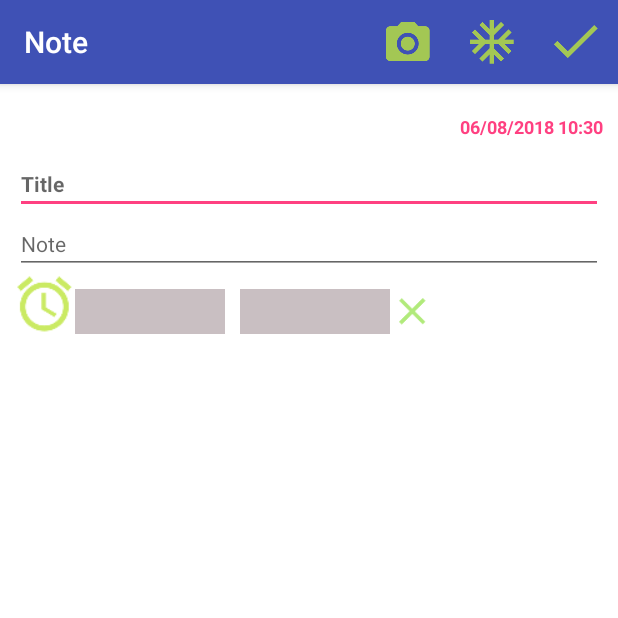
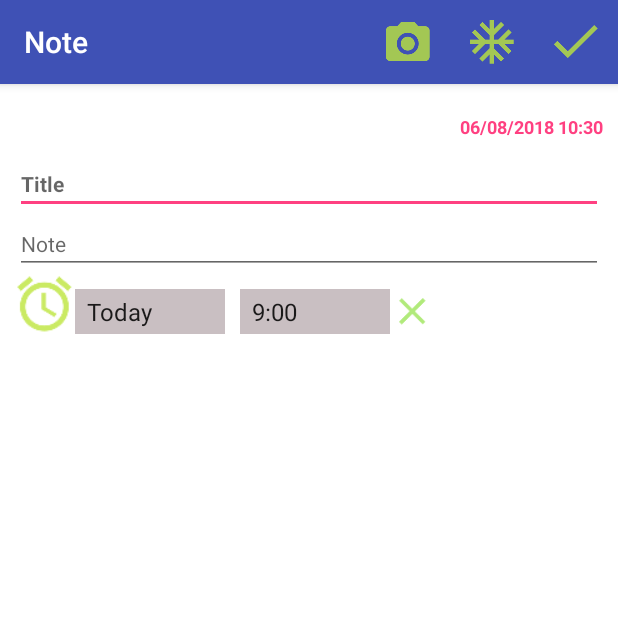
Before and after one commit to Meteoric-Cat/Assignment, an Android app: the CreatingActivity screen opened directly, with no data from a screen before it, after a tap on "Alarm", on a phone screen of 412 x 824 dp, the top half of it. Run offline under Robolectric (Android 15) with nearby library versions, the light colour scheme and no system bars.

Commit message:
Commit on Other2: Adding time system

```diff
--- a/app/src/main/java/com/meteor/assignment/activity/CreatingActivity.java
+++ b/app/src/main/java/com/meteor/assignment/activity/CreatingActivity.java
@@ -1,6 +1,9 @@
 package com.meteor.assignment.activity;
 
 import android.app.Activity;
+import android.app.DatePickerDialog;
+import android.app.TimePickerDialog;
+import android.content.DialogInterface;
 import android.content.Intent;
 import android.database.Cursor;
 import android.graphics.Bitmap;
@@ -18,10 +21,13 @@ import android.view.Menu;
 import android.view.MenuInflater;
 import android.view.MenuItem;
 import android.view.View;
+import android.widget.AdapterView;
+import android.widget.ArrayAdapter;
 import android.widget.EditText;
 import android.widget.ImageView;
 import android.widget.Spinner;
 import android.widget.TextView;
+import android.widget.TimePicker;
 import android.widget.Toast;
 
 import com.meteor.assignment.configuration.ActivityConfiguration;
@@ -64,44 +70,81 @@ public class CreatingActivity extends AppCompatActivity implements CameraOptionD
 
     protected CameraOptionDialog cameraOptionDialog;
     protected BackgroundColorDialog backgroundColorDialog;
+    protected DatePickerDialog datePickerDialog;
+    protected TimePicker timePicker;
+    protected TimePickerDialog timePickerDialog;
 
     protected Note note;
     protected int noteID;
-    protected boolean childCheck=false;
+    //protected boolean childCheck=false;                                                           //use instead of instanceof function
 
     @Override
     protected void onCreate(Bundle savedInstanceState) {
         super.onCreate(savedInstanceState);
 
-        if (!childCheck) {
+        if (!(this instanceof EditingActivity)) {                                                   //or getClass to check
             setContentView(R.layout.activity_creating);
         } else {
             setContentView(R.layout.activity_editing);
         }
 
-        Log.d("PARENT:","START");
+        Log.d("PARENT:", "START");
         initUIViews();
         initUIListeners();
         initLogicComponents();
     }
 
     protected void initUIViews() {
-        Log.d("PARENT:","GO HERE");
+        Log.d("PARENT:", "GO HERE");
         etTitle = findViewById(R.id.et_title);
         etContent = findViewById(R.id.et_content);
         tvTime = findViewById(R.id.tv_time);
         tvAlarm = findViewById(R.id.tv_alarm);
         ivImage = findViewById(R.id.iv_photo);
 
-        spDMYPicker = findViewById(R.id.sp_dmyPicker);
-        spHMPicker = findViewById(R.id.sp_hmPicker);
-        ivSetterClose = findViewById(R.id.iv_setterClose);
+        initAlarmGroup();
 
         cameraOptionDialog = new CameraOptionDialog();
         backgroundColorDialog = new BackgroundColorDialog();
+        datePickerDialog = new DatePickerDialog(this);
+
+        timePicker=new TimePicker(this);
+        timePicker.setIs24HourView(true);
+        timePickerDialog = new TimePickerDialog(this, null, 0, 0, true);
+        timePickerDialog.setView(timePicker);
+    }
+
+    protected void initAlarmGroup() {
+        spDMYPicker = findViewById(R.id.sp_dmyPicker);
+        ArrayAdapter<CharSequence> arrayAdapter = ArrayAdapter.createFromResource(this, R.array.sp_dmyPicker, android.R.layout.simple_spinner_item);
+        arrayAdapter.setDropDownViewResource(android.R.layout.simple_spinner_dropdown_item);
+        spDMYPicker.setAdapter(arrayAdapter);
+
+        spHMPicker = findViewById(R.id.sp_hmPicker);
+        arrayAdapter = ArrayAdapter.createFromResource(this, R.array.sp_hmPicker, android.R.layout.simple_spinner_item);
+        arrayAdapter.setDropDownViewResource(android.R.layout.simple_spinner_dropdown_item);
+        spHMPicker.setAdapter(arrayAdapter);
+
+        ivSetterClose = findViewById(R.id.iv_setterClose);
     }
 
     protected void initUIListeners() {
+        initOnClickListeners();
+        initDialogListeners();
+        initOnItemSelectedListeners();
+    }
+
+    protected void initDialogListeners(){
+        String btnPositive="Ok";
+        timePickerDialog.setButton(DialogInterface.BUTTON_POSITIVE, btnPositive, new DialogInterface.OnClickListener() {
+            @Override
+            public void onClick(DialogInterface dialogInterface, int i) {
+                Toast.makeText(getApplicationContext(),timePicker.getHour()+":"+timePicker.getMinute(),Toast.LENGTH_SHORT).show();
+            }
+        });
+    }
+
+    protected void initOnClickListeners() {
         View.OnClickListener onClickListener = new View.OnClickListener() {
             @Override
             public void onClick(View view) {
@@ -121,6 +164,38 @@ public class CreatingActivity extends AppCompatActivity implements CameraOptionD
 
         ivSetterClose.setOnClickListener(onClickListener);
         tvAlarm.setOnClickListener(onClickListener);
+    }
+
+    protected void initOnItemSelectedListeners() {
+        AdapterView.OnItemSelectedListener onItemSelectedListenerListener = new AdapterView.OnItemSelectedListener() {
+            @Override
+            public void onItemSelected(AdapterView<?> parent, View view, int position, long id) {
+                String currentItem = parent.getItemAtPosition(position).toString();
+                String lastItem = parent.getItemAtPosition(parent.getCount() - 1).toString();
+                switch (parent.getId()) {
+                    case R.id.sp_dmyPicker: {
+                        if (currentItem.equals(lastItem)) {
+                            datePickerDialog.show();
+                        }
+                        break;
+                    }
+                    case R.id.sp_hmPicker: {
+                        if (currentItem.equals(lastItem)){
+                            timePickerDialog.show();
+                        }
+                        break;
+                    }
+                }
+
+            }
+
+            @Override
+            public void onNothingSelected(AdapterView<?> adapterView) {
+            }
+        };
+
+        spDMYPicker.setOnItemSelectedListener(onItemSelectedListenerListener);
+        spHMPicker.setOnItemSelectedListener(onItemSelectedListenerListener);
     }
 
     protected void changeAlarmGroupVisibility(int visibility) {
--- a/app/src/main/java/com/meteor/assignment/activity/EditingActivity.java
+++ b/app/src/main/java/com/meteor/assignment/activity/EditingActivity.java
@@ -31,10 +31,9 @@ public class EditingActivity extends CreatingActivity implements DeletionAlertDi
 
     @Override
     protected void onCreate(Bundle savedInstanceState) {
-        this.childCheck=true;
+        //this.childCheck=true;
         super.onCreate(savedInstanceState);
         //setContentView(R.layout.activity_editing);
-
         //initUIViews();
         //initUIListeners();
     }
--- a/app/src/main/res/values/arrays.xml
+++ b/app/src/main/res/values/arrays.xml
@@ -7,16 +7,12 @@
         <item>Other</item>
     </string-array>
 
-    <string name="sp_hmPicker">
-        <item>0:00</item>
-        <item>3:00</item>
-        <item>6:00</item>
+    <string-array name="sp_hmPicker">
         <item>9:00</item>
-        <item>12:00</item>
-        <item>15:00</item>
-        <item>18:00</item>
-        <item>21:00</item>
+        <item>13:00</item>
+        <item>17:00</item>
+        <item>20:00</item>
         <item>Other</item>
-    </string>
+    </string-array>
 
 </resources>
```
